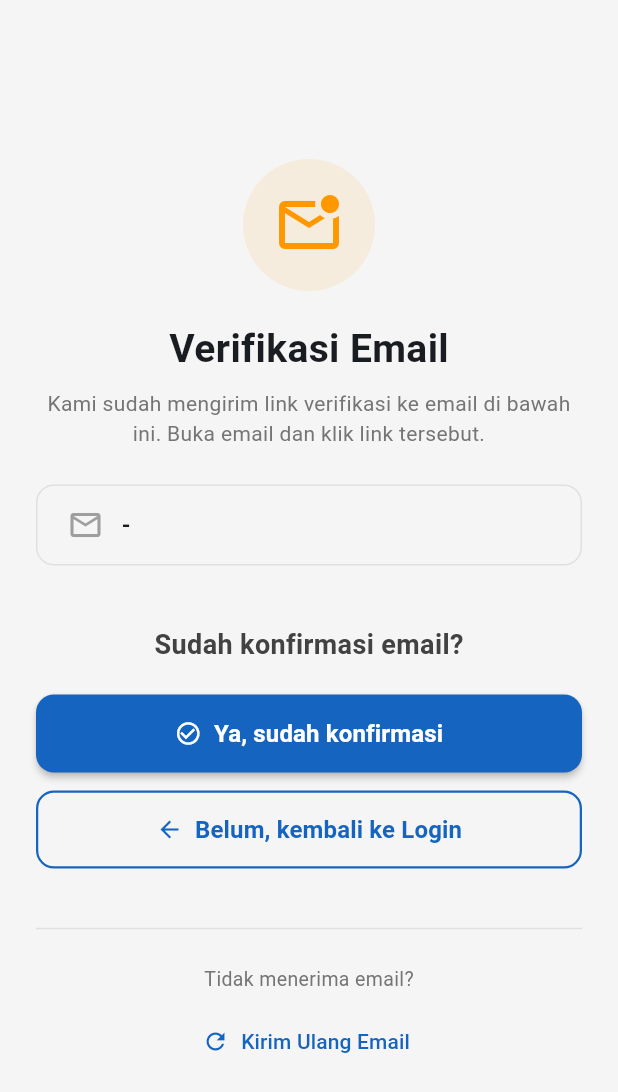
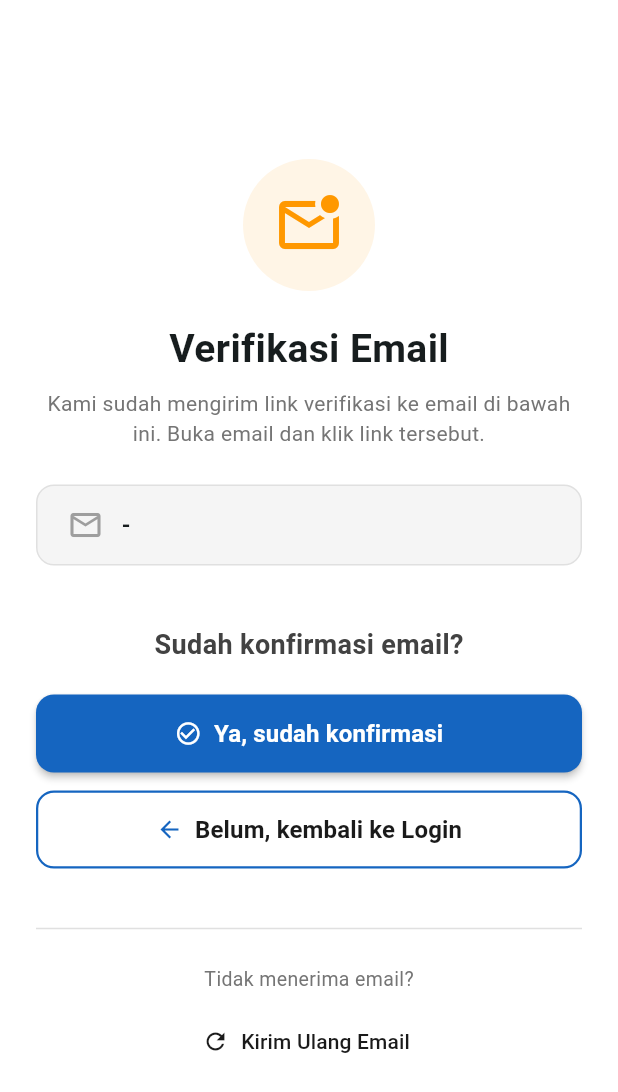
Before and after one commit to rismanitalst/psmnita, a Flutter app: the VerifyEmailPage screen opened by its route, on a phone screen of 412 x 824 dp. Shown: the top 1092 px of the screen. Run offline on Flutter 3.47's test engine with Material 3 defaults, Android fonts, the phone set to English and light mode, and no system bars; our stand-ins replace app_links, dio, email_validator, equatable, firebase_auth, firebase_core and 4 more; missing offline and left inert: flutter_biometric_kit; accounts and stored records are empty; network calls fail.

Commit message:
chore: update AppColors

```diff
--- a/lib/core/constants/api_constants.dart
+++ b/lib/core/constants/api_constants.dart
@@ -1,6 +1,6 @@
 class ApiConstants {
   // Ganti dengan URL backend kamu
-  static const String baseUrl = 'http://192.168.110.67:8080/v1';
+  static const String baseUrl = 'http://10.75.90.203:8080/v1';
 
   // Auth endpoints
   static const String verifyToken = '/auth/verify-token';
--- a/lib/core/constants/app_colors.dart
+++ b/lib/core/constants/app_colors.dart
@@ -1,33 +1,26 @@
 import 'package:flutter/material.dart';
 
 class AppColors {
-  // ── Brand ───────────────────────────────────────────────
-  static const Color primary      = Color(0xFF1565C0);
-  static const Color primaryLight = Color(0xFF1E88E5);
-  static const Color primaryDark  = Color(0xFF0D47A1);
-  static const Color accent       = Color(0xFF42A5F5);
+  AppColors._();
 
-  // ── Light Mode ──────────────────────────────────────────
-  static const Color background   = Color(0xFFF5F5F5);
-  static const Color surface      = Colors.white;
-  static const Color error        = Colors.red;
+  // brand
+  static const Color primary = Color(0xFF1A1A1A);
+  static const Color accent = Color(0xFFF6C9D0);
+  static const Color accentDeep = Color(0xFFE99BAB);
+  static const Color accentSoft = Color(0xFFFCEDE8);
 
-  static const Color textPrimary   = Color(0xFF212121);
-  static const Color textSecondary = Color(0xFF757575);
-  static const Color textHint      = Color(0xFFBDBDBD);
+  // light mode — bg putih clean, pink cuma nempel di aksen/border/icon
+  static const Color background = Color(0xFFFFFFFF);
+  static const Color surface = Color(0xFFFFFFFF);
+  static const Color error = Color(0xFFE5484D);
 
-  static const Color divider = Color(0xFFE0E0E0);
-  static const Color border  = Color(0xFFE0E0E0);
-
-  // ── Dark Mode ───────────────────────────────────────────
-  static const Color darkBackground   = Color(0xFF121212);
-  static const Color darkSurface      = Color(0xFF1E1E1E);
-  static const Color darkSurfaceCard  = Color(0xFF2C2C2C);
-
-  static const Color darkTextPrimary   = Color(0xFFEEEEEE);
-  static const Color darkTextSecondary = Color(0xFFAAAAAA);
-  static const Color darkTextHint      = Color(0xFF666666);
-
-  static const Color darkDivider = Color(0xFF3A3A3A);
-  static const Color darkBorder  = Color(0xFF3A3A3A);
+  // dark mode
+  static const Color darkBackground = Color(0xFF121212);
+  static const Color darkSurface = Color(0xFF1C1C1E);
+  static const Color darkSurfaceCard = Color(0xFF232326);
+  static const Color darkTextPrimary = Color(0xFFF5F0EE);
+  static const Color darkTextSecondary = Color(0xFFB8B3B0);
+  static const Color darkTextHint = Color(0xFF7A7674);
+  static const Color darkBorder = Color(0xFF333133);
+  static const Color darkDivider = Color(0xFF2A282A);
 }
```
Also changed, not shown: pubspec.lock, 2 other files.
